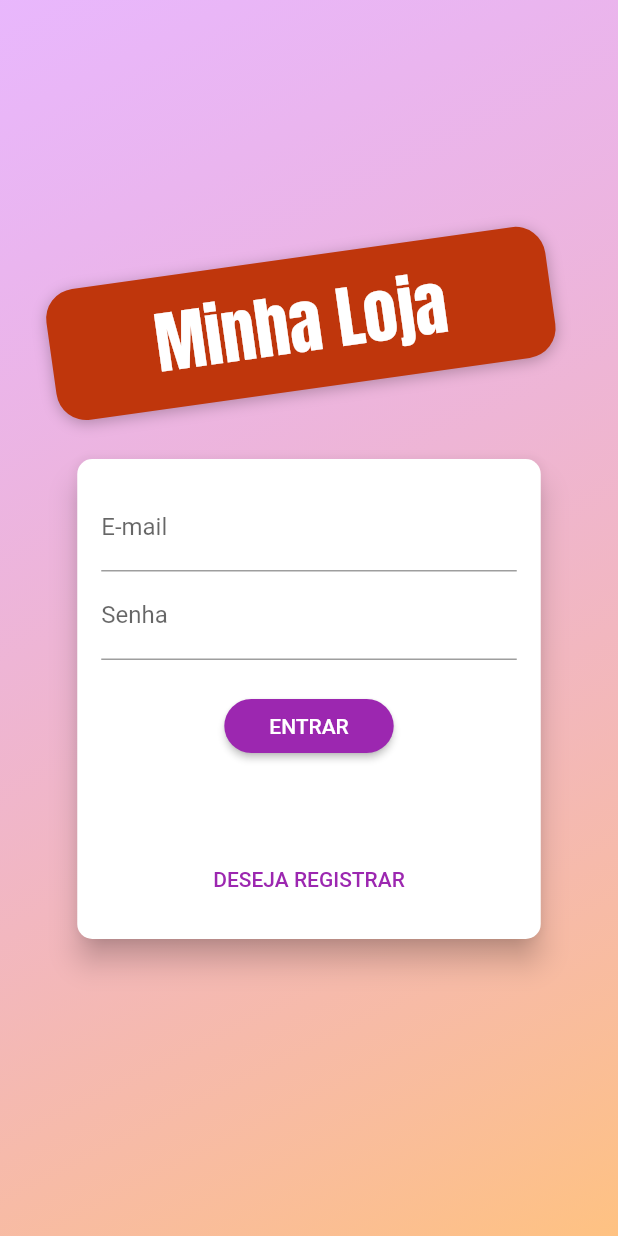
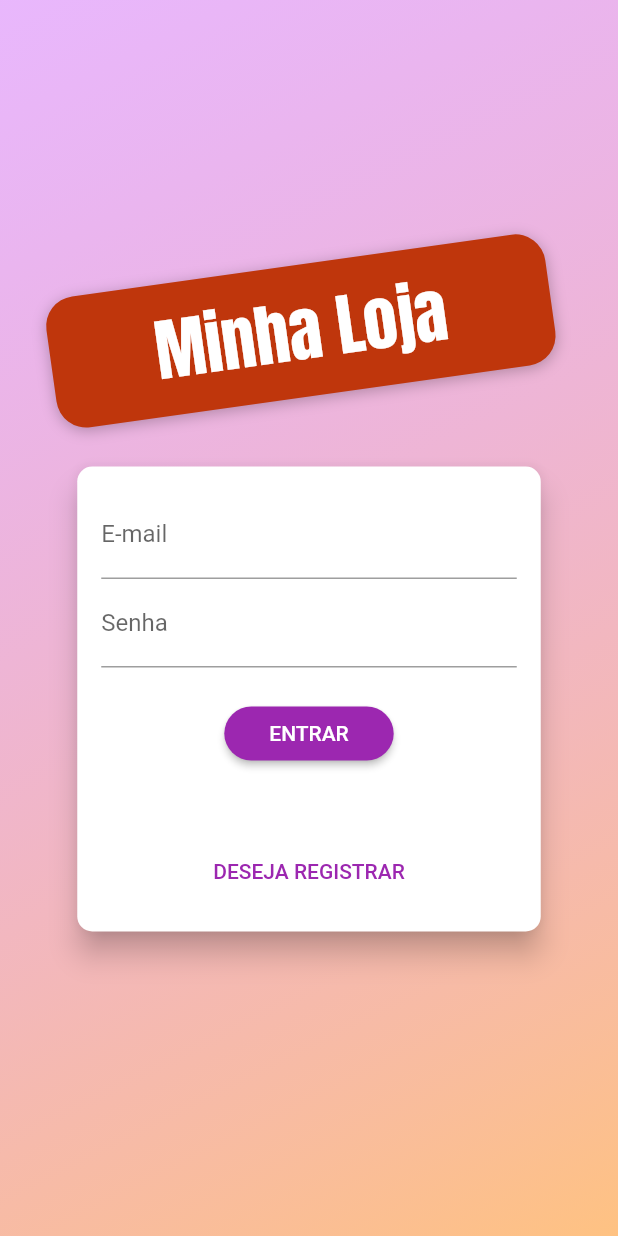
Before and after one commit to FernandoRCandiani/Shop, a Flutter app: the screen it shows after launch, on a phone screen of 412 x 824 dp. Run offline on Flutter 3.47's test engine with Material 2 defaults, Android fonts, the phone set to English and light mode, and no system bars; our stand-ins replace shared_preferences.

Commit message:
Animation Login

```diff
--- a/lib/components/auth_form.dart
+++ b/lib/components/auth_form.dart
@@ -12,7 +12,8 @@ class AuthForm extends StatefulWidget {
   State<AuthForm> createState() => _AuthFormState();
 }
 
-class _AuthFormState extends State<AuthForm> {
+class _AuthFormState extends State<AuthForm>
+    with SingleTickerProviderStateMixin {
   final _passwordController = TextEditingController();
   final _formKey = GlobalKey<FormState>();
   bool _isLoading = false;
@@ -22,6 +23,38 @@ class _AuthFormState extends State<AuthForm> {
     'password': '',
   };
 
+  AnimationController? _controller;
+  Animation<Size>? _heightAnimation;
+
+  @override
+  void initState() {
+    super.initState();
+    _controller = AnimationController(
+      vsync: this,
+      duration: Duration(
+        milliseconds: 300,
+      ),
+    );
+
+    _heightAnimation = Tween(
+      begin: Size(double.infinity, 310),
+      end: Size(double.infinity, 400),
+    ).animate(
+      CurvedAnimation(
+        parent: _controller!,
+        curve: Curves.linear,
+      ),
+    );
+
+    _heightAnimation?.addListener(() => setState(() {}));
+  }
+
+  @override
+  void dispose() {
+    super.dispose();
+    _controller?.dispose();
+  }
+
   bool _isLogin() => _authMode == AuthMode.Login;
   bool _isSignup() => _authMode == AuthMode.Signup;
 
@@ -29,8 +62,10 @@ class _AuthFormState extends State<AuthForm> {
     setState(() {
       if (_isLogin()) {
         _authMode = AuthMode.Signup;
+        _controller?.forward();
       } else {
         _authMode = AuthMode.Login;
+        _controller?.reverse();
       }
     });
   }
@@ -92,7 +127,7 @@ class _AuthFormState extends State<AuthForm> {
       ),
       child: Container(
         padding: EdgeInsets.all(16),
-        height: _isLogin() ? 320 : 400,
+        height: _heightAnimation?.value.height ?? (_isLogin() ? 310 : 400),
         width: deviceSize.width * 0.75,
         child: Form(
           key: _formKey,
```
